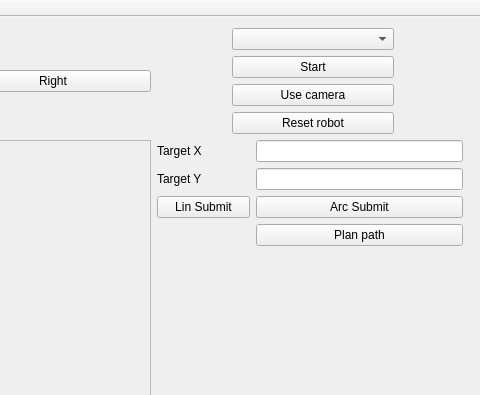
Fildo7525/demoRMR, file demoRMR/mainwindow.ui: the form before one commit; both pictures show x 460 to 940 and y 0 to 395 of the 940 by 733 pixel window.
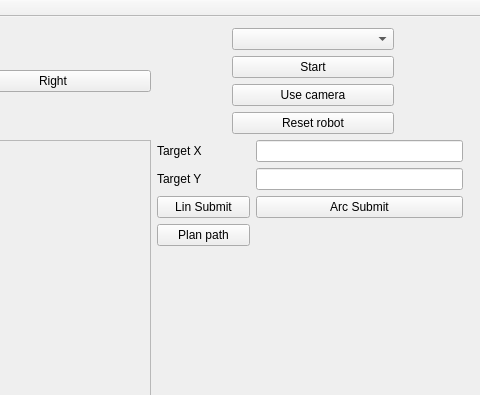
The form after the commit.

Commit message: ui: move button to the left

```diff
--- a/demoRMR/mainwindow.ui
+++ b/demoRMR/mainwindow.ui
@@ -354,7 +354,7 @@
           </property>
          </widget>
         </item>
-        <item row="4" column="1">
+        <item row="4" column="0">
          <widget class="QPushButton" name="pathPlannerButton">
           <property name="text">
            <string>Plan path</string>
```
